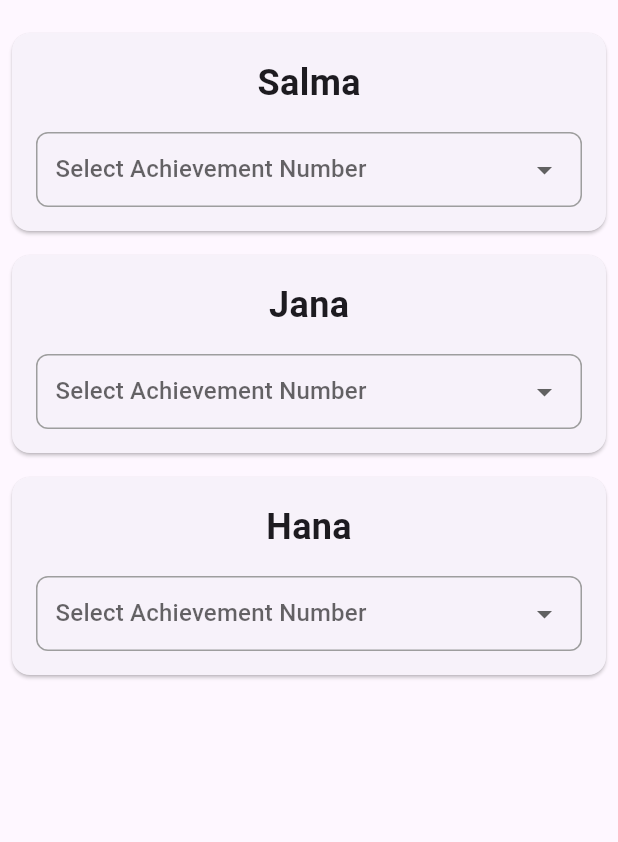
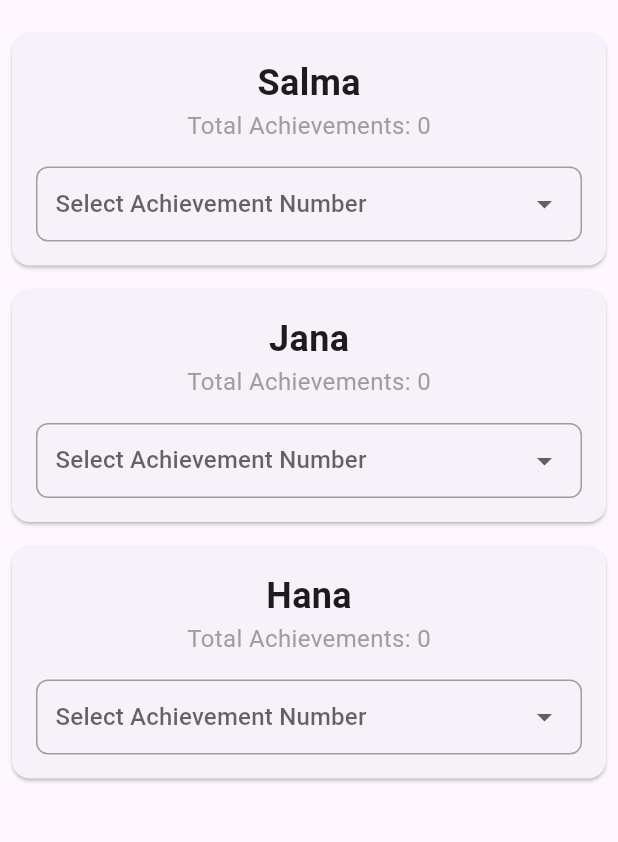
Before and after one commit to a0ali0taha/UnknownWords, a Flutter app: the screen it shows after launch, on a phone screen of 412 x 824 dp, the part 63-905 px from its top. Run offline on Flutter 3.47's test engine with Material 3 defaults, Android fonts, the phone set to English and light mode, and no system bars; our stand-ins replace hive, hive_flutter; accounts and stored records are empty; Roboto replaces fonts that are missing (ComicNeue).

Commit message:
use hive

```diff
--- a/lib/main.dart
+++ b/lib/main.dart
@@ -4,7 +4,9 @@ import 'package:enjaz/database_helper.dart';
 import 'package:enjaz/achievement.dart';
 import 'package:intl/intl.dart';
 
-void main() {
+Future<void> main() async {
+  WidgetsFlutterBinding.ensureInitialized();
+  await DatabaseHelper.instance.init();
   runApp(const MyApp());
 }
 
@@ -83,6 +85,21 @@ class _HomeScreenState extends State<HomeScreen> {
                       fontWeight: FontWeight.bold,
                     ),
                   ),
+                  FutureBuilder<int>(
+                    future: DatabaseHelper.instance.getTotalAchievements(child),
+                    builder: (context, snapshot) {
+                      if (snapshot.hasData) {
+                        return Text(
+                          'Total Achievements: ${snapshot.data}',
+                          style: const TextStyle(
+                            fontSize: 16,
+                            color: Colors.grey,
+                          ),
+                        );
+                      }
+                      return const SizedBox.shrink();
+                    },
+                  ),
                   const SizedBox(height: 16),
                   Container(
                     padding: const EdgeInsets.symmetric(horizontal: 12),
@@ -103,7 +120,9 @@ class _HomeScreenState extends State<HomeScreen> {
                       }).toList(),
                       onChanged: (value) {
                         if (value != null) {
-                          _saveAchievement(child, value);
+                          _saveAchievement(child, value).then((_) {
+                            setState(() {});
+                          });
                         }
                       },
                     ),
--- /dev/null
+++ b/lib/models/achievement.dart
@@ -0,0 +1,21 @@
+import 'package:hive/hive.dart';
+
+part 'achievement.g.dart';
+
+@HiveType(typeId: 0)
+class Achievement extends HiveObject {
+  @HiveField(0)
+  String childName;
+
+  @HiveField(1)
+  int achievementNumber;
+
+  @HiveField(2)
+  DateTime date;
+
+  Achievement({
+    required this.childName,
+    required this.achievementNumber,
+    required this.date,
+  });
+}
--- a/pubspec.yaml
+++ b/pubspec.yaml
@@ -10,8 +10,8 @@ dependencies:
   flutter:
     sdk: flutter
   cupertino_icons: ^1.0.2
-  sqflite: ^2.3.0
-  sqflite_common_ffi: ^2.3.0
+  hive: ^2.2.3
+  hive_flutter: ^1.1.0
   path: ^1.8.3
   intl: ^0.18.1
 
@@ -19,6 +19,8 @@ dev_dependencies:
   flutter_test:
     sdk: flutter
   flutter_lints: ^2.0.0
+  hive_generator: ^2.0.1
+  build_runner: ^2.4.6
 
 flutter:
   uses-material-design: true
```
Also changed, not shown: lib/database_helper.dart (+37 -64 lines), lib/models/achievement.g.dart (added), pubspec.lock, 1 other file.
